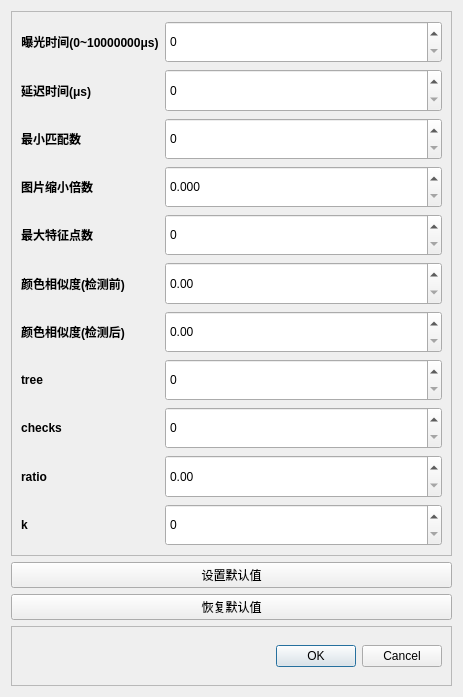
This is QtApp/DialogSetParams.ui in youngblood1998/helmet_detect as Qt 5 draws it before an edit. The edited form follows.
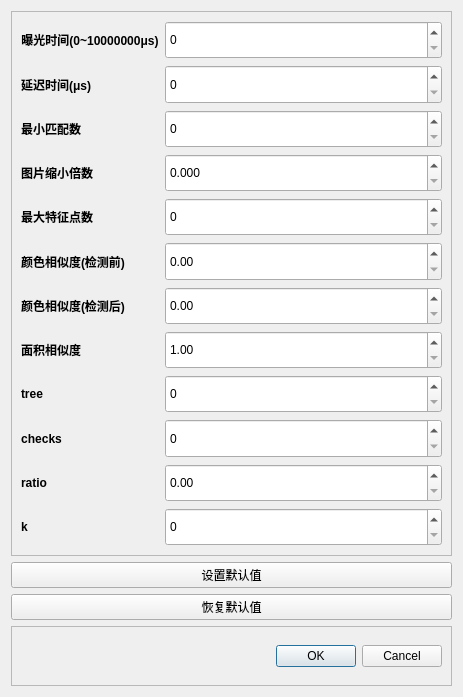
This is the edited form.

Commit message: create modify area

```diff
--- a/QtApp/DialogSetParams.ui
+++ b/QtApp/DialogSetParams.ui
@@ -180,7 +180,7 @@
         </property>
        </widget>
       </item>
-      <item row="7" column="0">
+      <item row="8" column="0">
        <widget class="QLabel" name="labTree">
         <property name="sizePolicy">
          <sizepolicy hsizetype="Preferred" vsizetype="Expanding">
@@ -202,7 +202,7 @@
         </property>
        </widget>
       </item>
-      <item row="8" column="0">
+      <item row="9" column="0">
        <widget class="QLabel" name="labChecks">
         <property name="sizePolicy">
          <sizepolicy hsizetype="Preferred" vsizetype="Expanding">
@@ -224,7 +224,7 @@
         </property>
        </widget>
       </item>
-      <item row="9" column="0">
+      <item row="10" column="0">
        <widget class="QLabel" name="labRatio">
         <property name="sizePolicy">
          <sizepolicy hsizetype="Preferred" vsizetype="Expanding">
@@ -249,7 +249,7 @@
         </property>
        </widget>
       </item>
-      <item row="10" column="0">
+      <item row="11" column="0">
        <widget class="QLabel" name="labK">
         <property name="sizePolicy">
          <sizepolicy hsizetype="Preferred" vsizetype="Expanding">
@@ -316,20 +316,20 @@
         </property>
        </widget>
       </item>
-      <item row="7" column="1">
-       <widget class="QSpinBox" name="spinBoxTree">
-        <property name="sizePolicy">
-         <sizepolicy hsizetype="Minimum" vsizetype="Expanding">
-          <horstretch>0</horstretch>
-          <verstretch>0</verstretch>
-         </sizepolicy>
-        </property>
-        <property name="maximum">
-         <number>10</number>
-        </property>
-       </widget>
-      </item>
       <item row="8" column="1">
+       <widget class="QSpinBox" name="spinBoxTree">
+        <property name="sizePolicy">
+         <sizepolicy hsizetype="Minimum" vsizetype="Expanding">
+          <horstretch>0</horstretch>
+          <verstretch>0</verstretch>
+         </sizepolicy>
+        </property>
+        <property name="maximum">
+         <number>10</number>
+        </property>
+       </widget>
+      </item>
+      <item row="9" column="1">
        <widget class="QSpinBox" name="spinBoxChecks">
         <property name="sizePolicy">
          <sizepolicy hsizetype="Minimum" vsizetype="Expanding">
@@ -342,23 +342,23 @@
         </property>
        </widget>
       </item>
-      <item row="9" column="1">
-       <widget class="QDoubleSpinBox" name="doubleSpinBoxRatio">
-        <property name="sizePolicy">
-         <sizepolicy hsizetype="Minimum" vsizetype="Expanding">
-          <horstretch>0</horstretch>
-          <verstretch>0</verstretch>
-         </sizepolicy>
-        </property>
-        <property name="maximum">
-         <double>1.000000000000000</double>
-        </property>
-        <property name="singleStep">
-         <double>0.010000000000000</double>
-        </property>
-       </widget>
-      </item>
       <item row="10" column="1">
+       <widget class="QDoubleSpinBox" name="doubleSpinBoxRatio">
+        <property name="sizePolicy">
+         <sizepolicy hsizetype="Minimum" vsizetype="Expanding">
+          <horstretch>0</horstretch>
+          <verstretch>0</verstretch>
+         </sizepolicy>
+        </property>
+        <property name="maximum">
+         <double>1.000000000000000</double>
+        </property>
+        <property name="singleStep">
+         <double>0.010000000000000</double>
+        </property>
+       </widget>
+      </item>
+      <item row="11" column="1">
        <widget class="QSpinBox" name="spinBoxK">
         <property name="sizePolicy">
          <sizepolicy hsizetype="Minimum" vsizetype="Expanding">
@@ -441,6 +441,44 @@
         </property>
        </widget>
       </item>
+      <item row="7" column="0">
+       <widget class="QLabel" name="labArea">
+        <property name="sizePolicy">
+         <sizepolicy hsizetype="Preferred" vsizetype="Expanding">
+          <horstretch>0</horstretch>
+          <verstretch>0</verstretch>
+         </sizepolicy>
+        </property>
+        <property name="font">
+         <font>
+          <weight>75</weight>
+          <bold>true</bold>
+         </font>
+        </property>
+        <property name="text">
+         <string>面积相似度</string>
+        </property>
+       </widget>
+      </item>
+      <item row="7" column="1">
+       <widget class="QDoubleSpinBox" name="doubleSpinBoxArea">
+        <property name="sizePolicy">
+         <sizepolicy hsizetype="Minimum" vsizetype="Expanding">
+          <horstretch>0</horstretch>
+          <verstretch>0</verstretch>
+         </sizepolicy>
+        </property>
+        <property name="minimum">
+         <double>1.000000000000000</double>
+        </property>
+        <property name="maximum">
+         <double>2.000000000000000</double>
+        </property>
+        <property name="singleStep">
+         <double>0.010000000000000</double>
+        </property>
+       </widget>
+      </item>
      </layout>
     </widget>
    </item>
```
The commit also changes 16 other files.
